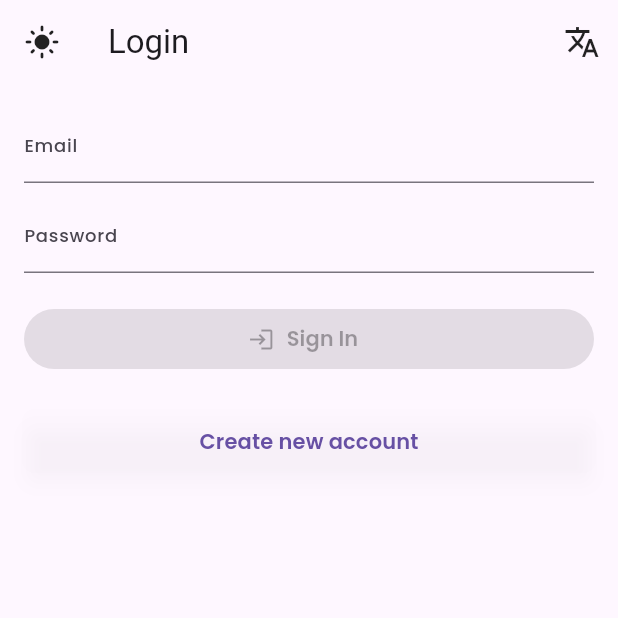
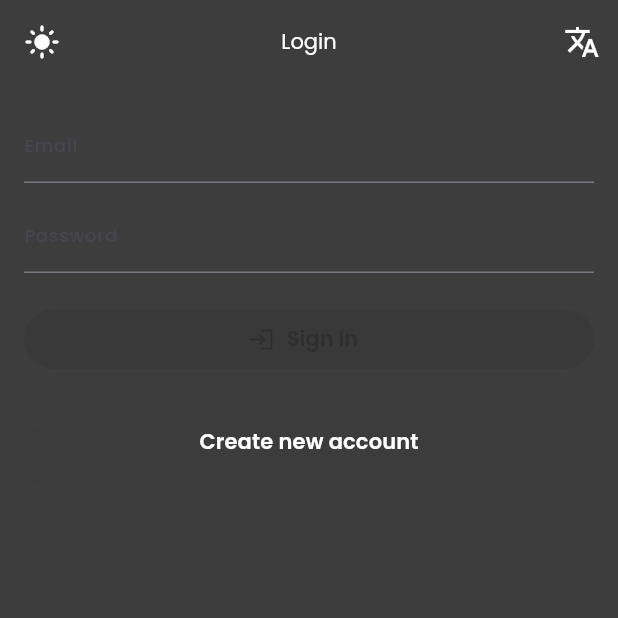
Before and after one commit to dhanazam/flutter_crud_firebase, a Flutter app: the screen it shows after launch, after a tap on the "light mode" icon, on a phone screen of 412 x 824 dp, the top half of it. Run offline on Flutter 3.47's test engine with Material 3 defaults, Android fonts, the phone set to English and light mode, and no system bars; our stand-ins replace bloc, firebase_auth, firebase_core, flutter_bloc, formz, shared_preferences; accounts and stored records are empty; generated files the repository leaves out were written again.

Commit message:
add theme global

```diff
--- a/lib/app/presentation/pages/login/login_view.dart
+++ b/lib/app/presentation/pages/login/login_view.dart
@@ -59,7 +59,6 @@ class _LoginFormViewState extends State<LoginFormView> {
     return BlocConsumer<LoginBloc, LoginState>(
       listener: (context, state) {
         if (state.status.isFailure) {
-          debugPrint('from view ${state.toastMessage.toString()}');
           kSnackBarError(context, state.toastMessage.toString());
         } else if (state.status.isSuccess) {
           Navigator.of(context).pushReplacementNamed(AppRouter.homeRoute);
@@ -72,7 +71,7 @@ class _LoginFormViewState extends State<LoginFormView> {
               automaticallyImplyLeading: false,
               leading: IconButton(
                 onPressed: () {
-                  // context.read<ThemeBloc>().add(ChangeThemeEvent());
+                  context.read<ThemeBloc>().add(ChangeThemeEvent());
                 },
                 icon: Icon(
                   Icons.light_mode,
--- a/lib/app/presentation/styles/styles.dart
+++ b/lib/app/presentation/styles/styles.dart
@@ -1,3 +1,4 @@
 export 'theme.dart';
 export 'app_style.dart';
 export 'app_localization/app_localization_bloc.dart';
+export 'theme_bloc/theme_bloc.dart';
--- a/lib/main.dart
+++ b/lib/main.dart
@@ -1,6 +1,7 @@
 import 'package:firebase_core/firebase_core.dart';
 import 'package:flutter/material.dart';
 import 'package:flutter_bloc/flutter_bloc.dart';
+import 'package:flutter_crud_firebase/app/core/observer.dart';
 import 'package:flutter_crud_firebase/app/presentation/styles/styles.dart';
 import 'package:flutter_crud_firebase/app/router/app_route_config.dart';
 import 'package:flutter_crud_firebase/env.dart';
@@ -10,19 +11,29 @@ import 'package:flutter_localizations/flutter_localizations.dart';
 
 void main() async {
   WidgetsFlutterBinding.ensureInitialized();
-  await Firebase.initializeApp(options: DefaultFirebaseOptions.currentPlatform);
-  runApp(const MainApp());
+  await Firebase.initializeApp(
+    options: DefaultFirebaseOptions.currentPlatform,
+  );
+  Bloc.observer = const AppBlocObserver();
+  runApp(const MyApp());
 }
 
-class MainApp extends StatelessWidget {
-  const MainApp({super.key});
+class MyApp extends StatelessWidget {
+  const MyApp({super.key});
 
+  // This widget is the root of your application.
   @override
   Widget build(BuildContext context) {
-    return BlocProvider(
-      create: (_) => AppLocalizationBloc(),
+    return MultiBlocProvider(
+      providers: [
+        BlocProvider(create: (_) => ThemeBloc()..add(ThemeInitialEvent())),
+        BlocProvider(
+            create: (_) =>
+                AppLocalizationBloc()..add(AppLocalizationInitialEvent()))
+      ],
       child: Builder(
         builder: (context) {
+          final isDarkTheme = context.watch<ThemeBloc>().state.isDarkTheme;
           final currentLanguage =
               context.watch<AppLocalizationBloc>().state.appLanguage;
           return MaterialApp(
@@ -30,12 +41,17 @@ class MainApp extends StatelessWidget {
             initialRoute: AppRouter.initialRoute,
             onGenerateRoute: AppRouter.onGenerateRouted,
             localizationsDelegates: const [
-              AppLocalizations.delegate,
+              AppLocalizations.delegate, // Add this line
               GlobalMaterialLocalizations.delegate,
+              GlobalWidgetsLocalizations.delegate,
+              GlobalCupertinoLocalizations.delegate,
             ],
             supportedLocales: Environments.supportedLanguages,
             locale: Locale(currentLanguage),
             debugShowCheckedModeBanner: false,
+            theme: isDarkTheme
+                ? appThemeData[AppTheme.dark]
+                : appThemeData[AppTheme.light],
           );
         },
       ),
```
